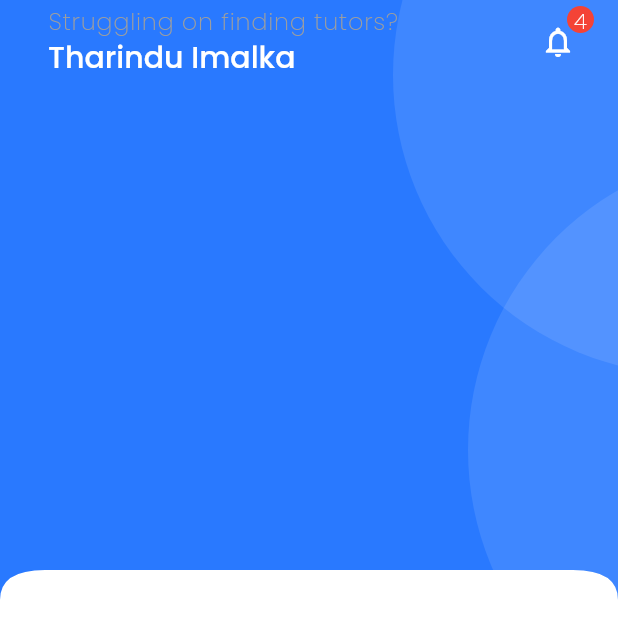
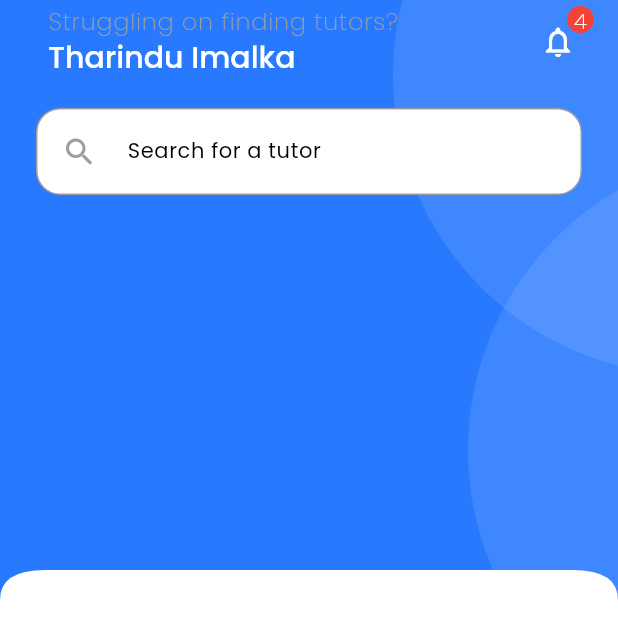
Before and after one commit to TheTharz/TutorHub, a Flutter app: the HomeScreen screen opened directly, on a phone screen of 412 x 824 dp. Shown: the top 638 px of the screen. Run offline on Flutter 3.47's test engine with Material 3 defaults, Android fonts, the phone set to English and light mode, and no system bars; our stand-ins replace cloud_firestore, connectivity_plus, firebase_auth, firebase_core, flutter_otp_text_field, get and 4 more; missing offline and left inert: sign_button; accounts and stored records are empty.

Commit message:
search bar completed

```diff
--- /dev/null
+++ b/lib/common/widgets/containers/search_container.dart
@@ -0,0 +1,41 @@
+import 'package:flutter/material.dart';
+
+import '../../../utils/devices/device_utility.dart';
+
+class SearchContainer extends StatelessWidget {
+  const SearchContainer({
+    super.key,
+    required this.text,
+    this.icon = Icons.search_outlined,
+    this.showBackground = true,
+    this.showBorder = true,
+  });
+
+  final String text;
+  final IconData? icon;
+  final bool showBackground, showBorder;
+
+  @override
+  Widget build(BuildContext context) {
+    // final dark = TDeviceUtils.isDarkMode(context);
+
+    return Padding(
+      padding: const EdgeInsets.symmetric(horizontal: 24),
+      child: Container(
+        width: TDeviceUtils.getScreenWidth(context),
+        padding: const EdgeInsets.all(16),
+        decoration: BoxDecoration(
+            color: showBackground ? Colors.white : Colors.transparent,
+            borderRadius: BorderRadius.circular(16),
+            border: showBorder ? Border.all(color: Colors.grey) : null),
+        child: Row(
+          children: [
+            Icon(icon, color: Colors.grey),
+            const SizedBox(width: 20),
+            Text(text, style: Theme.of(context).textTheme.bodySmall)
+          ],
+        ),
+      ),
+    );
+  }
+}
--- a/lib/features/findTutor/screens/home/home.dart
+++ b/lib/features/findTutor/screens/home/home.dart
@@ -3,9 +3,11 @@ import 'package:tutorhub/common/widgets/appbar/appbar.dart';
 import 'package:tutorhub/common/widgets/curved_edges/curved_edges.dart';
 import 'package:tutorhub/features/findTutor/screens/home/widgets/home_appbar.dart';
 import 'package:tutorhub/utils/constants/colors.dart';
+import 'package:tutorhub/utils/devices/device_utility.dart';
 
 import '../../../../common/widgets/containers/circular_container.dart';
 import '../../../../common/widgets/containers/primary_header_container.dart';
+import '../../../../common/widgets/containers/search_container.dart';
 import '../../../../common/widgets/curved_edges/curved_edges_widget.dart';
 import '../../../../common/widgets/notifications/notification_icon.dart';
 
@@ -22,8 +24,14 @@ class HomeScreen extends StatelessWidget {
             child: Column(
           children: [
             //app bar
-            HomeAppBar()
+            HomeAppBar(),
+
+            SizedBox(height: 16),
+
             //searchbar
+            SearchContainer(
+              text: "Search for a tutor",
+            ),
 
             // top teachers now
           ],
```
